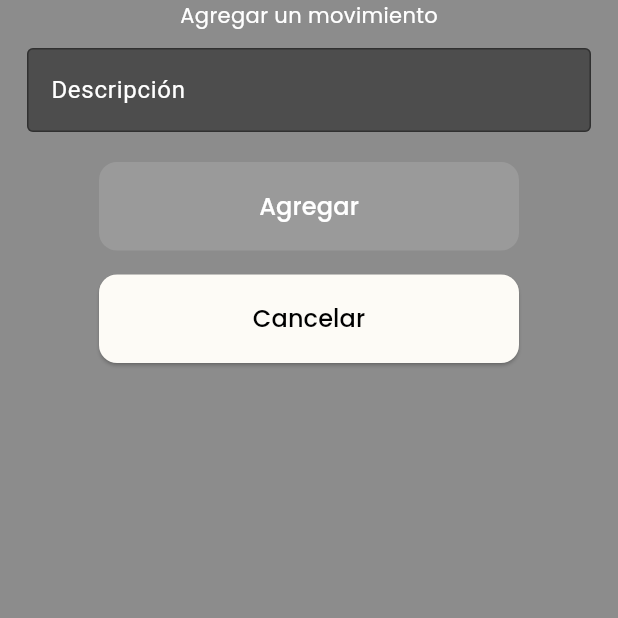
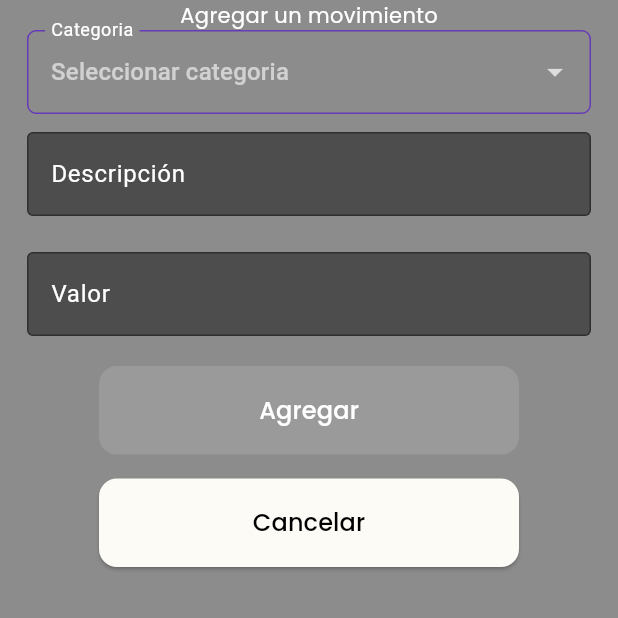
Before and after one commit to derlisrd/one-galeon-wallet, a Flutter app: the AuthScreen screen opened by its route, after a tap on the "add" icon, on a phone screen of 412 x 824 dp, the top half of it. Run offline on Flutter 3.47's test engine with Material 3 defaults, Android fonts, the light colour scheme and no system bars; our stand-ins replace google_fonts, shared_preferences; accounts and stored records are empty; network calls fail.

Commit message:
algunos botones

```diff
--- a/lib/main.dart
+++ b/lib/main.dart
@@ -1,11 +1,15 @@
 import 'package:flutter/material.dart';
+import 'package:onegaleon/src/providers/info.providers.dart';
 import 'package:provider/provider.dart';
 import 'package:onegaleon/src/providers/auth.provider.dart';
 import 'package:onegaleon/src/routes/routes.dart';
 
 void main() {
   runApp(MultiProvider(
-    providers: [ChangeNotifierProvider(create: (_) => AuthProvider())],
+    providers: [
+      ChangeNotifierProvider(create: (_) => AuthProvider()),
+      ChangeNotifierProvider(create: (_) => InfoProviders()),
+      ],
     child: const MainApp(),
   ));
 }
--- /dev/null
+++ b/lib/src/providers/info.providers.dart
@@ -0,0 +1,26 @@
+import 'package:flutter/material.dart';
+import 'package:onegaleon/src/models/cat.response.model.dart';
+import 'package:onegaleon/src/models/mov.response.model.dart';
+
+class InfoProviders extends ChangeNotifier{
+
+  List<MovModel> _movimientos = [];
+
+  List<CatModel> _categorias = [];
+
+
+  List<MovModel> get movimientos => _movimientos;
+
+  void setMovimientos (List<MovModel> valor){
+    _movimientos = valor;
+    notifyListeners();
+  }
+  List<CatModel> get categorias => _categorias;
+
+  void setCategorias (List<CatModel> valor){
+    _categorias = valor;
+    notifyListeners();
+  }
+
+
+}
--- a/lib/src/screens/auth/add/add.screen.dart
+++ b/lib/src/screens/auth/add/add.screen.dart
@@ -11,7 +11,13 @@ class AddScreen extends StatefulWidget {
 
 class _AddScreenState extends State<AddScreen> {
 
+  String categoriasValue = '';
+  final categorias = ['Cosas','Tipo','Ingro'];
 
+ @override
+  void initState() {
+    super.initState();
+  }
 
   @override
   Widget build(BuildContext context) {
@@ -20,12 +26,38 @@ class _AddScreenState extends State<AddScreen> {
       Navigator.pop(context);
     }
 
+
+
     return  Scaffold(
       body: SafeArea(
         child: Column(
           children: [
             const MontseText('Agregar un movimiento'),
+            Container(
+              constraints: const BoxConstraints(
+                maxWidth: 480
+                ),
+              padding: const EdgeInsets.symmetric(horizontal: 18),
+              child: DropdownButtonFormField(
+                    decoration: InputDecoration(
+                      label: const  Text('Categoria'),
+                      border: OutlineInputBorder(
+                        borderRadius: BorderRadius.circular(6)
+                      )
+                    ),
+                    isExpanded: true,
+                    hint: const Text('Seleccionar categoria'),
+                    value: (categoriasValue.isEmpty) ? null : categoriasValue,
+                    items: categorias.map((op) => DropdownMenuItem( value: op, child: Text(op))).toList() ,
+                    onChanged: (value){
+                      setState(() {
+                        categoriasValue = value.toString();
+                      });
+                    }
+                  ),
+            ),
             const FieldPrimary(hintText: 'Descripción',),
+            const FieldPrimary(hintText: 'Valor',),
             const PrimaryButton(text: 'Agregar'),
             SecondaryButton(text: 'Cancelar',onTap: salir)
           ],
--- a/lib/src/screens/auth/home/home.screen.dart
+++ b/lib/src/screens/auth/home/home.screen.dart
@@ -1,5 +1,7 @@
 import 'package:flutter/material.dart';
+import 'package:onegaleon/src/models/cat.response.model.dart';
 import 'package:onegaleon/src/models/mov.response.model.dart';
+import 'package:onegaleon/src/providers/info.providers.dart';
 import 'package:onegaleon/src/screens/auth/home/views/movimientos.view.dart';
 import 'package:provider/provider.dart';
 import 'package:onegaleon/src/providers/auth.provider.dart';
@@ -16,7 +18,7 @@ class HomeScreen extends StatefulWidget {
 
 class _HomeScreenState extends State<HomeScreen> {
 
-  List<MovModel> mov = [];
+
   String balance = '0';
   bool loadingBalance = true;
 
@@ -24,13 +26,21 @@ class _HomeScreenState extends State<HomeScreen> {
   void initState() {
     super.initState();
     String token = context.read<AuthProvider>().user.token;
-    _getMov(token);
+    _getInfo(token);
   }
 
-  void _getMov (token)async{
+
+
+  void _getInfo (token)async{
     var res = await ApiServices().getMovements(token);
+    var cat = await ApiServices().getCategories(token);
     int nuevoBalance = 0;
     List<MovModel> newmov = [];
+    List<CatModel> newCat = [];
+
+    if(cat.success){
+      newCat = cat.results  ;
+    }
     if(res.success){
       newmov = res.results;
       for (var el in res.results) {
@@ -42,7 +52,8 @@ class _HomeScreenState extends State<HomeScreen> {
       }
     }
     setState(() {
-      mov = newmov;
+      Provider.of<InfoProviders>(context, listen: false).setCategorias(newCat);
+      Provider.of<InfoProviders>(context, listen: false).setMovimientos(newmov);
       var f = NumberFormat ("#,##0", "de_DE");
       balance = f.format(nuevoBalance);
       loadingBalance = false;
@@ -51,7 +62,11 @@ class _HomeScreenState extends State<HomeScreen> {
 
   @override
   Widget build(BuildContext context) {
+
+    var mov = Provider.of<InfoProviders>(context).movimientos;
     String email = Provider.of<AuthProvider>(context).user.email;
+
+
     return SafeArea(
         child: Column(
             children: [
--- a/lib/src/screens/auth/providers/info.providers.dart
+++ /dev/null
@@ -1,6 +0,0 @@
-import 'package:flutter/material.dart';
-
-class InfoProviders extends ChangeNotifier{
-
-
-}
--- a/lib/src/services/api.services.dart
+++ b/lib/src/services/api.services.dart
@@ -1,5 +1,6 @@
 import 'package:http/http.dart' as http;
 import 'package:onegaleon/src/config/constants.dart';
+import 'package:onegaleon/src/models/cat.response.model.dart';
 import 'package:onegaleon/src/models/login.response.model.dart';
 import 'package:onegaleon/src/models/mov.response.model.dart';
 import 'dart:convert';
@@ -143,4 +144,30 @@ class ApiServices{
   }
 
 
+  Future<CatResponseModel> getCategories(String token) async {
+     try {
+
+      http.Response res = await http.get(
+        Uri.parse('${Constants.apiUrl}/category'),
+        headers:{
+          'Content-Type': 'application/json',
+          'Accept': 'application/json',
+          'x-api-key': Constants.xApiKey,
+          'Authorization' : 'Bearer $token'
+        },
+      );
+
+      Map<String,dynamic> json = jsonDecode(res.body);
+      //print(json);
+      CatResponseModel mov = CatResponseModel.fromJson(json);
+      return mov;
+    } catch (e) {
+
+      Map<String,dynamic> error = {"success": false, "results": []};
+      CatResponseModel movE = CatResponseModel.fromJson(error);
+      return movE;
+    }
+  }
+
+
 }
```
Also changed, not shown: lib/src/models/cat.response.model.dart (added, +43 -0 lines), 3 other files.
